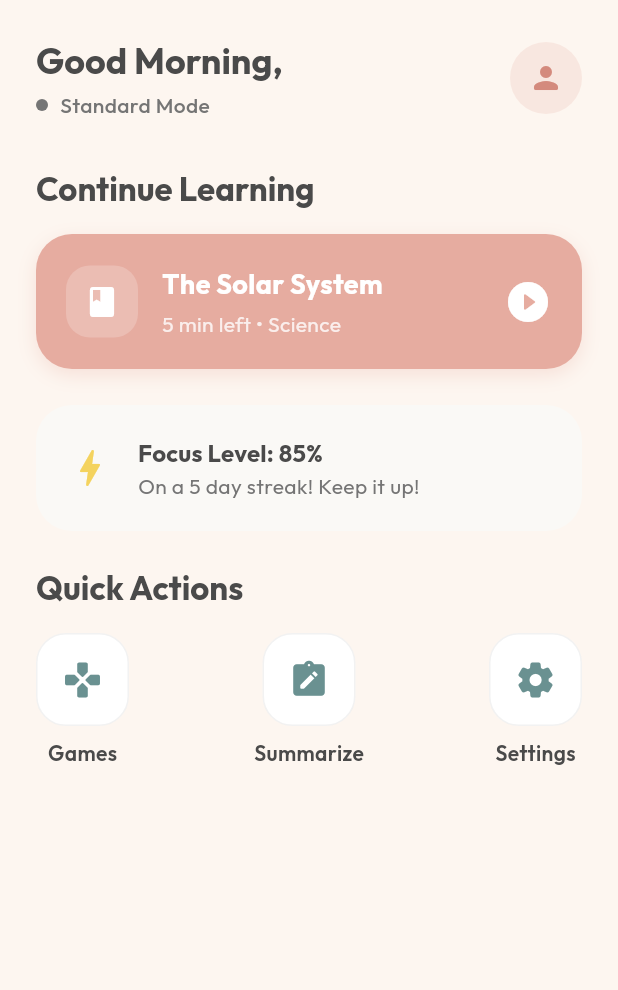
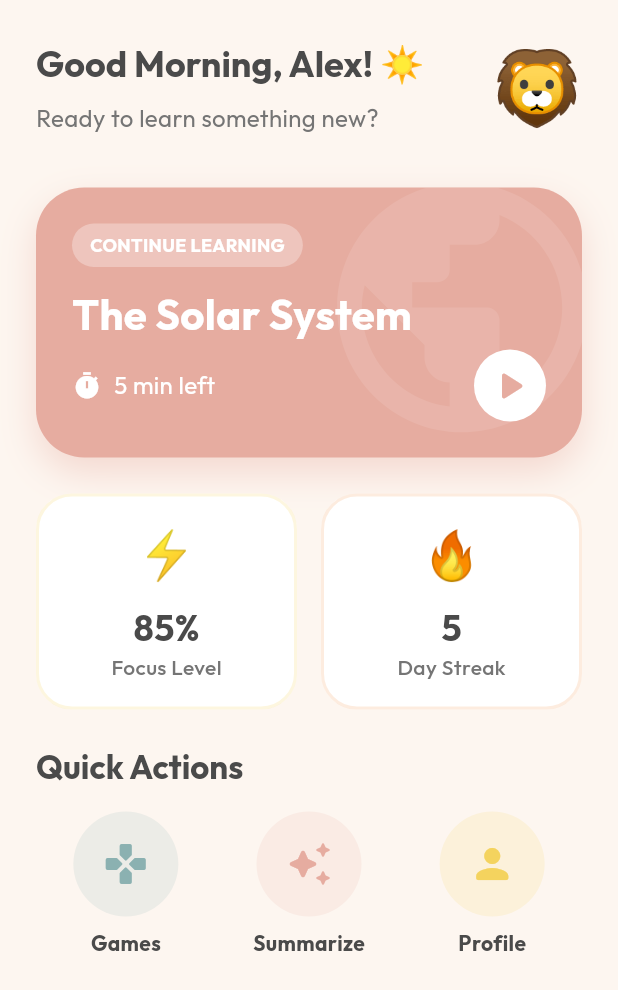
Before and after one commit to wailbentafat/kool, a Flutter app: the DashboardPage screen opened by its route, on a phone screen of 412 x 824 dp. Shown: the top 990 px of the screen. Run offline on Flutter 3.47's test engine with Material 3 defaults, Android fonts, the light colour scheme and no system bars; drawn by our look-alikes of flutter_animate; our stand-ins replace flutter_riverpod, flutter_tts, go_router, google_fonts, isar, shared_preferences; accounts and stored records are empty; generated files the repository leaves out were written again.

Commit message:
feat: Implement dynamic lesson routing with lesson IDs and overhaul dashboard UI with a new hero lesson card and animations.

```diff
--- a/kool/lib/core/router/app_router.dart
+++ b/kool/lib/core/router/app_router.dart
@@ -31,12 +31,14 @@ final appRouter = GoRouter(
       builder: (context, state) => const MistakeSummaryPage(),
     ),
     GoRoute(
-      path: '/learning-session',
+      path: '/learning-session/:id',
       builder: (context, state) {
+        final id = state.pathParameters['id'];
         final extras = state.extra as Map<String, dynamic>?;
         return LearningSessionPage(
-          title: extras?['title'] ?? "The Solar System",
-          content: extras?['content'] ?? "Standard lesson content...",
+          lessonId: id,
+          title: extras?['title'], // Optional fallback
+          content: extras?['content'], // Optional fallback
         );
       },
     ),
--- a/kool/lib/features/dashboard/dashboard_page.dart
+++ b/kool/lib/features/dashboard/dashboard_page.dart
@@ -1,6 +1,7 @@
 import 'package:flutter/material.dart';
 import 'package:flutter_riverpod/flutter_riverpod.dart';
 import 'package:go_router/go_router.dart';
+import 'package:flutter_animate/flutter_animate.dart';
 import '../../app/theme/cozy_theme.dart';
 import '../../shared/providers/global_providers.dart';
 import '../mode_detection/models/learning_mode.dart';
@@ -23,19 +24,21 @@ class DashboardPage extends ConsumerWidget {
     final streak = ref.watch(streakProvider);
 
     return Scaffold(
+      backgroundColor: CozyColors.background,
       body: SafeArea(
         child: SingleChildScrollView(
           padding: const EdgeInsets.all(24.0),
           child: Column(
-            crossAxisAlignment: CrossAxisAlignment.start,
+            crossAxisAlignment: CrossAxisAlignment.stretch,
             children: [
               _buildHeader(context, mode),
               const SizedBox(height: 32),
-              _buildContinueLearning(context),
+              _buildHeroLessonCard(context),
               const SizedBox(height: 24),
-              _buildFocusLevel(context, focusLevel, streak),
+              _buildStatsRow(context, focusLevel, streak),
               const SizedBox(height: 24),
-              _buildQuickActions(context),
+              _buildQuickActionsGrid(context),
+              const SizedBox(height: 100), // Bottom padding
             ],
           ),
         ),
@@ -44,23 +47,10 @@ class DashboardPage extends ConsumerWidget {
   }
 
   Widget _buildHeader(BuildContext context, LearningMode mode) {
-    String modeText;
-    Color modeColor;
-
-    switch (mode) {
-      case LearningMode.adhd:
-        modeText = "Focus Mode";
-        modeColor = CozyColors.primary;
-        break;
-      case LearningMode.dyslexia:
-        modeText = "Dyslexia Support";
-        modeColor = CozyColors.secondary;
-        break;
-      case LearningMode.normal:
-        modeText = "Standard Mode";
-        modeColor = CozyColors.textSub;
-        break;
-    }
+    // Mascot selection based on mode/mood (Simple logic for now)
+    String mascot = "🦁"; // Default Lion
+    if (mode == LearningMode.adhd) mascot = "🐯"; // Tiger for Focus
+    if (mode == LearningMode.dyslexia) mascot = "🦉"; // Owl for Wisdom
 
     return Row(
       mainAxisAlignment: MainAxisAlignment.spaceBetween,
@@ -69,188 +59,236 @@ class DashboardPage extends ConsumerWidget {
           crossAxisAlignment: CrossAxisAlignment.start,
           children: [
             Text(
-              "Good Morning,",
+              "Good Morning, Alex! ☀️",
               style: Theme.of(context).textTheme.headlineSmall?.copyWith(
                 fontWeight: FontWeight.bold,
+                fontFamily: 'Outfit', // Ensure rounded font
                 color: CozyColors.textMain,
               ),
             ),
-            const SizedBox(height: 4),
-            Row(
-              children: [
-                Container(
-                  width: 8,
-                  height: 8,
-                  decoration: BoxDecoration(
-                    color: modeColor,
-                    shape: BoxShape.circle,
-                  ),
-                ),
-                const SizedBox(width: 8),
-                Text(
-                  modeText,
-                  style: Theme.of(context).textTheme.bodyMedium?.copyWith(
-                    color: CozyColors.textSub,
-                    fontWeight: FontWeight.w500,
-                  ),
-                ),
-              ],
+            const SizedBox(height: 8),
+            Text(
+              "Ready to learn something new?",
+              style: Theme.of(context).textTheme.bodyMedium?.copyWith(
+                color: CozyColors.textSub,
+                fontSize: 16,
+              ),
             ),
           ],
         ),
-        CircleAvatar(
-          radius: 24,
-          backgroundColor: CozyColors.primary.withOpacity(0.2),
-          child: const Icon(
-            Icons.person_rounded,
-            color: CozyColors.primaryDark,
+        Text(mascot, style: const TextStyle(fontSize: 48))
+            .animate(onPlay: (controller) => controller.repeat(reverse: true))
+            .scale(
+              duration: 1.seconds,
+              begin: const Offset(1, 1),
+              end: const Offset(1.1, 1.1),
+            ),
+      ],
+    ).animate().fadeIn(duration: 600.ms).slideY(begin: -0.2, end: 0);
+  }
+
+  Widget _buildHeroLessonCard(BuildContext context) {
+    return GestureDetector(
+      onTap: () => context.push('/learning-session/solar-system-1'),
+      child: Container(
+        height: 180,
+        decoration: BoxDecoration(
+          color: CozyColors.primary,
+          borderRadius: BorderRadius.circular(32),
+          boxShadow: [
+            BoxShadow(
+              color: CozyColors.primary.withOpacity(0.4),
+              blurRadius: 20,
+              offset: const Offset(0, 10),
+            ),
+          ],
+        ),
+        child: Stack(
+          children: [
+            // Background Decoration
+            Positioned(
+              right: -20,
+              top: -20,
+              child: Icon(
+                Icons.public,
+                size: 200,
+                color: Colors.white.withOpacity(0.1),
+              ),
+            ),
+            Padding(
+              padding: const EdgeInsets.all(24.0),
+              child: Column(
+                crossAxisAlignment: CrossAxisAlignment.start,
+                mainAxisAlignment: MainAxisAlignment.center,
+                children: [
+                  Container(
+                    padding: const EdgeInsets.symmetric(
+                      horizontal: 12,
+                      vertical: 6,
+                    ),
+                    decoration: BoxDecoration(
+                      color: Colors.white.withOpacity(0.3),
+                      borderRadius: BorderRadius.circular(20),
+                    ),
+                    child: const Text(
+                      "CONTINUE LEARNING",
+                      style: TextStyle(
+                        color: Colors.white,
+                        fontWeight: FontWeight.bold,
+                        fontSize: 12,
+                      ),
+                    ),
+                  ),
+                  const SizedBox(height: 12),
+                  const Text(
+                    "The Solar System",
+                    style: TextStyle(
+                      color: Colors.white,
+                      fontSize: 28,
+                      fontWeight: FontWeight.bold,
+                    ),
+                  ),
+                  const Spacer(),
+                  Row(
+                    children: [
+                      const Icon(Icons.timer, color: Colors.white, size: 20),
+                      const SizedBox(width: 8),
+                      const Text(
+                        "5 min left",
+                        style: TextStyle(color: Colors.white, fontSize: 16),
+                      ),
+                      const Spacer(),
+                      Container(
+                            padding: const EdgeInsets.all(8),
+                            decoration: const BoxDecoration(
+                              color: Colors.white,
+                              shape: BoxShape.circle,
+                            ),
+                            child: const Icon(
+                              Icons.play_arrow_rounded,
+                              color: CozyColors.primary,
+                              size: 32,
+                            ),
+                          )
+                          .animate(onPlay: (controller) => controller.repeat())
+                          .shimmer(delay: 2000.ms, duration: 1000.ms),
+                    ],
+                  ),
+                ],
+              ),
+            ),
+          ],
+        ),
+      ),
+    ).animate().fadeIn(delay: 200.ms).slideX(begin: 0.2, end: 0);
+  }
+
+  Widget _buildStatsRow(BuildContext context, int focus, int streak) {
+    return Row(
+      children: [
+        Expanded(
+          child: _buildStatCard(
+            context,
+            "Focus Level",
+            "$focus%",
+            "⚡",
+            CozyColors.accent,
+            delay: 400.ms,
+          ),
+        ),
+        const SizedBox(width: 16),
+        Expanded(
+          child: _buildStatCard(
+            context,
+            "Day Streak",
+            "$streak",
+            "🔥",
+            CozyColors.warning,
+            delay: 500.ms,
           ),
         ),
       ],
     );
   }
 
-  Widget _buildContinueLearning(BuildContext context) {
-    return Column(
-      crossAxisAlignment: CrossAxisAlignment.start,
-      children: [
-        Text(
-          "Continue Learning",
-          style: Theme.of(
-            context,
-          ).textTheme.titleLarge?.copyWith(fontWeight: FontWeight.bold),
-        ),
-        const SizedBox(height: 16),
-        GestureDetector(
-          onTap: () {
-            context.push('/lessons');
-          },
-          child: Container(
-            padding: const EdgeInsets.all(20),
-            decoration: BoxDecoration(
-              color: CozyColors.primary,
-              borderRadius: BorderRadius.circular(24),
-              boxShadow: [
-                BoxShadow(
-                  color: CozyColors.primary.withOpacity(0.3),
-                  blurRadius: 10,
-                  offset: const Offset(0, 4),
-                ),
-              ],
-            ),
-            child: Row(
-              children: [
-                Container(
-                  padding: const EdgeInsets.all(12),
-                  decoration: BoxDecoration(
-                    color: Colors.white.withOpacity(0.2),
-                    borderRadius: BorderRadius.circular(16),
-                  ),
-                  child: const Icon(Icons.book_rounded, color: Colors.white),
-                ),
-                const SizedBox(width: 16),
-                Expanded(
-                  child: Column(
-                    crossAxisAlignment: CrossAxisAlignment.start,
-                    children: [
-                      const Text(
-                        "The Solar System",
-                        style: TextStyle(
-                          color: Colors.white,
-                          fontSize: 18,
-                          fontWeight: FontWeight.bold,
-                        ),
-                      ),
-                      const SizedBox(height: 4),
-                      Text(
-                        "5 min left • Science",
-                        style: TextStyle(
-                          color: Colors.white.withOpacity(0.8),
-                          fontSize: 14,
-                        ),
-                      ),
-                    ],
-                  ),
-                ),
-                const Icon(
-                  Icons.play_circle_fill_rounded,
-                  color: Colors.white,
-                  size: 32,
-                ),
-              ],
+  Widget _buildStatCard(
+    BuildContext context,
+    String title,
+    String value,
+    String emoji,
+    Color color, {
+    required Duration delay,
+  }) {
+    return Container(
+      padding: const EdgeInsets.all(16),
+      decoration: BoxDecoration(
+        color: Colors.white,
+        borderRadius: BorderRadius.circular(24),
+        border: Border.all(color: color.withOpacity(0.2), width: 2),
+      ),
+      child: Column(
+        children: [
+          Text(emoji, style: const TextStyle(fontSize: 32)),
+          const SizedBox(height: 8),
+          Text(
+            value,
+            style: TextStyle(
+              fontSize: 24,
+              fontWeight: FontWeight.bold,
+              color: CozyColors.textMain,
             ),
           ),
-        ),
-      ],
-    );
-  }
-
-  Widget _buildFocusLevel(BuildContext context, int focus, int streak) {
-    return Container(
-      padding: const EdgeInsets.all(20),
-      decoration: BoxDecoration(
-        color: CozyColors.surface,
-        borderRadius: BorderRadius.circular(24),
-      ),
-      child: Row(
-        children: [
-          Icon(Icons.bolt_rounded, color: CozyColors.accent, size: 32),
-          const SizedBox(width: 16),
-          Expanded(
-            child: Column(
-              crossAxisAlignment: CrossAxisAlignment.start,
-              children: [
-                Text(
-                  "Focus Level: $focus%",
-                  style: Theme.of(context).textTheme.titleMedium?.copyWith(
-                    fontWeight: FontWeight.bold,
-                  ),
-                ),
-                Text(
-                  "On a $streak day streak! Keep it up!",
-                  style: Theme.of(
-                    context,
-                  ).textTheme.bodyMedium?.copyWith(color: CozyColors.textSub),
-                ),
-              ],
+          Text(
+            title,
+            style: const TextStyle(
+              fontSize: 14,
+              color: CozyColors.textSub,
+              fontWeight: FontWeight.w500,
             ),
           ),
         ],
       ),
-    );
+    ).animate().fadeIn(delay: delay).scale();
   }
 
-  Widget _buildQuickActions(BuildContext context) {
+  Widget _buildQuickActionsGrid(BuildContext context) {
     return Column(
       crossAxisAlignment: CrossAxisAlignment.start,
       children: [
         Text(
           "Quick Actions",
-          style: Theme.of(
-            context,
-          ).textTheme.titleLarge?.copyWith(fontWeight: FontWeight.bold),
+          style: Theme.of(context).textTheme.titleLarge?.copyWith(
+            fontWeight: FontWeight.bold,
+            color: CozyColors.textMain,
+          ),
         ),
         const SizedBox(height: 16),
         Row(
-          mainAxisAlignment: MainAxisAlignment.spaceBetween,
+          mainAxisAlignment: MainAxisAlignment.spaceAround,
           children: [
-            _buildActionButton(
+            _buildRoundActionButton(
               context,
               icon: Icons.games_rounded,
               label: "Games",
+              color: CozyColors.secondary,
               onTap: () => context.push('/games'),
+              delay: 600.ms,
             ),
-            _buildActionButton(
+            _buildRoundActionButton(
               context,
-              icon: Icons.note_alt_rounded,
+              icon: Icons.auto_awesome_rounded,
               label: "Summarize",
+              color: CozyColors.primary,
               onTap: () => context.push('/study-support'),
+              delay: 700.ms,
             ),
-            _buildActionButton(
+            _buildRoundActionButton(
               context,
-              icon: Icons.settings_rounded,
-              label: "Settings",
+              icon: Icons.person_rounded,
+              label: "Profile",
+              color: CozyColors.accent,
               onTap: () => context.push('/profile'),
+              delay: 800.ms,
             ),
           ],
         ),
@@ -258,35 +296,37 @@ class DashboardPage extends ConsumerWidget {
     );
   }
 
-  Widget _buildActionButton(
+  Widget _buildRoundActionButton(
     BuildContext context, {
     required IconData icon,
     required String label,
+    required Color color,
     required VoidCallback onTap,
+    required Duration delay,
   }) {
     return GestureDetector(
       onTap: onTap,
       child: Column(
         children: [
           Container(
-            padding: const EdgeInsets.all(16),
+            width: 70,
+            height: 70,
             decoration: BoxDecoration(
-              color: CozyColors.cardBg,
-              borderRadius: BorderRadius.circular(20),
-              border: Border.all(color: Colors.black.withOpacity(0.05)),
+              color: color.withOpacity(0.15),
+              shape: BoxShape.circle,
             ),
-            child: Icon(icon, color: CozyColors.secondaryDark, size: 28),
+            child: Icon(icon, color: color, size: 32),
           ),
           const SizedBox(height: 8),
           Text(
             label,
             style: const TextStyle(
-              fontWeight: FontWeight.w600,
+              fontWeight: FontWeight.bold,
               color: CozyColors.textMain,
             ),
           ),
         ],
       ),
-    );
+    ).animate().fadeIn(delay: delay).moveY(begin: 20, end: 0);
   }
 }
--- a/kool/lib/features/learning_session/learning_session_page.dart
+++ b/kool/lib/features/learning_session/learning_session_page.dart
@@ -20,14 +20,15 @@ final sessionWordSpacingProvider = StateProvider.autoDispose<double>(
 // ... (providers remain)
 
 class LearningSessionPage extends ConsumerStatefulWidget {
-  final String title;
-  final String content;
+  final String? lessonId;
+  final String? title;
+  final String? content;
 
   const LearningSessionPage({
     super.key,
-    this.title = "The Solar System",
-    this.content =
-        "The Solar System is our home in the galaxy. It consists of the Sun and everything that orbits around it. This includes eight planets and their moons, as well as dwarf planets, asteroids, and comets.\n\nThe Sun is a star. It is a huge ball of hot gas that gives off light and heat. It is by far the most important object in the Solar System, as it contains 99.8% of the Solar System's mass.\n\nThe four inner planets are Mercury, Venus, Earth, and Mars. They are called terrestrial planets because they are made mostly of rock and metal. Earth is the only planet known to support life, thanks to its liquid water and breathable atmosphere.\n\nThe four outer planets are Jupiter, Saturn, Uranus, and Neptune. These are often called gas giants. Jupiter is the largest planet in the Solar System. Saturn is famous for its beautiful rings.\n\nBeyond Neptune lies the Kuiper Belt, a region filled with icy bodies. This is where the dwarf planet Pluto resides. Exploring space helps us understand where we imply came from and if we are alone in the universe.",
+    this.lessonId,
+    this.title,
+    this.content,
   });
 
   @override
@@ -42,6 +43,11 @@ class _LearningSessionPageState extends ConsumerState<LearningSessionPage> {
 
   bool _isPlaying = false;
 
+  // Content State
+  late String _sessionTitle;
+  late String _sessionContent;
+  bool _isLoading = true;
+
   // Tracking
   int _pauseCount = 0;
   DateTime? _lastScrollTime;
@@ -55,6 +61,20 @@ class _LearningSessionPageState extends ConsumerState<LearningSessionPage> {
   @override
   void initState() {
     super.initState();
+
+    // Initialize content
+    if (widget.title != null && widget.content != null) {
+      _sessionTitle = widget.title!;
+      _sessionContent = widget.content!;
+      _isLoading = false;
+    } else {
+      // Fallback: If no extra, load mock data or fetch by ID (Mock for now)
+      _sessionTitle = "The Solar System (Fallback)";
+      _sessionContent =
+          "The Solar System is our home in the galaxy..."; // Truncated for brevity
+      _isLoading = false;
+    }
+
     _sessionTimer.start();
     _lastScrollTime = DateTime.now();
     _scrollController.addListener(_onScroll);
@@ -150,7 +170,7 @@ class _LearningSessionPageState extends ConsumerState<LearningSessionPage> {
       if (mounted) setState(() => _isPlaying = false);
     } else {
       if (mounted) setState(() => _isPlaying = true);
-      await _flutterTts.speak(widget.content);
+      await _flutterTts.speak(_sessionContent);
     }
   }
 
@@ -244,7 +264,7 @@ class _LearningSessionPageState extends ConsumerState<LearningSessionPage> {
     return Scaffold(
       backgroundColor: CozyColors.background,
       appBar: AppBar(
-        title: Text(widget.title),
+        title: Text(_sessionTitle),
         actions: [
           if (!_isQuizMode) ...[
             IconButton(
@@ -270,6 +290,10 @@ class _LearningSessionPageState extends ConsumerState<LearningSessionPage> {
   }
 
   Widget _buildContentUI(double fontSize, double height, double wordSpacing) {
+    if (_isLoading) {
+      return const Center(child: CircularProgressIndicator());
+    }
+
     return SingleChildScrollView(
       controller: _scrollController,
       padding: const EdgeInsets.all(24.0),
@@ -278,7 +302,7 @@ class _LearningSessionPageState extends ConsumerState<LearningSessionPage> {
         children: [
           // Title
           Text(
-            widget.title,
+            _sessionTitle,
             style: Theme.of(context).textTheme.headlineMedium?.copyWith(
               fontWeight: FontWeight.bold,
               color: CozyColors.textMain,
@@ -287,7 +311,7 @@ class _LearningSessionPageState extends ConsumerState<LearningSessionPage> {
           const SizedBox(height: 24),
           // Content
           Text(
-            widget.content,
+            _sessionContent,
             style: GoogleFonts.outfit(
               fontSize: fontSize,
               height: height,
--- a/kool/lib/features/lessons/lesson_hub_page.dart
+++ b/kool/lib/features/lessons/lesson_hub_page.dart
@@ -22,7 +22,7 @@ class LessonHubPage extends ConsumerWidget {
             isLocked: false,
             onTap: () {
               context.push(
-                '/learning-session',
+                '/learning-session/solar-system-1',
                 extra: {
                   'title': "The Solar System",
                   'content':
```
